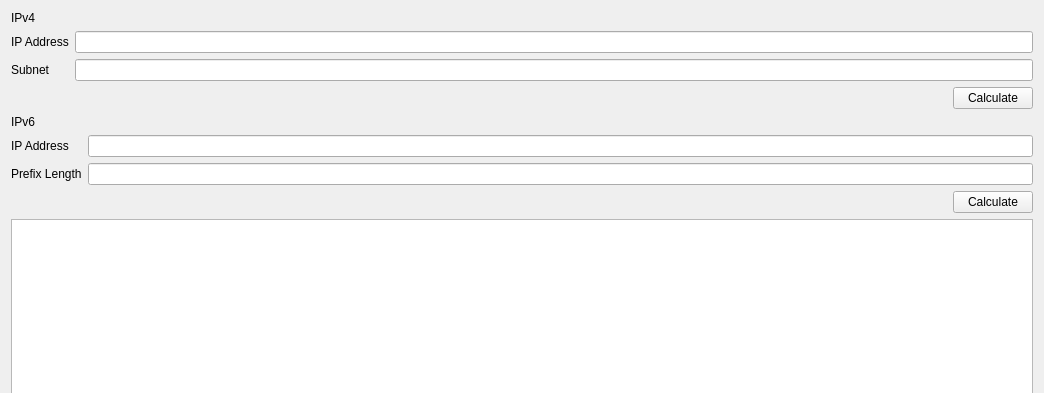
Above: src/widgets/ipsubnetcalculator.ui from N1vn0vem8er/cutetoolbox before the change; both pictures show x 0 to 1044 and y 0 to 393 of the 1044 by 737 pixel window. Below: the same form after it.
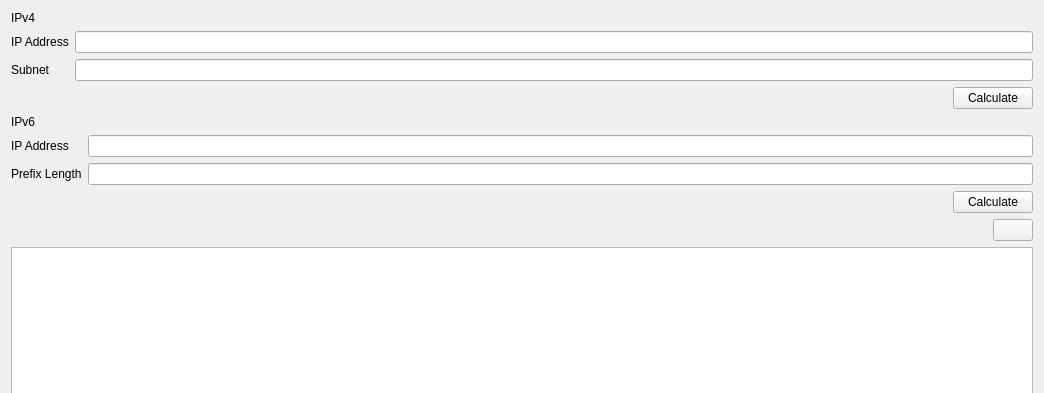
That is the form after the change. Icons and pictures are not drawn.

Commit message: Implemented saving csv

Patch:
```diff
--- a/src/widgets/ipsubnetcalculator.ui
+++ b/src/widgets/ipsubnetcalculator.ui
@@ -124,6 +124,33 @@
      </item>
     </layout>
    </item>
+   <item>
+    <layout class="QHBoxLayout" name="horizontalLayout_3">
+     <item>
+      <spacer name="horizontalSpacer_3">
+       <property name="orientation">
+        <enum>Qt::Orientation::Horizontal</enum>
+       </property>
+       <property name="sizeHint" stdset="0">
+        <size>
+         <width>40</width>
+         <height>20</height>
+        </size>
+       </property>
+      </spacer>
+     </item>
+     <item>
+      <widget class="QPushButton" name="saveButton">
+       <property name="text">
+        <string/>
+       </property>
+       <property name="icon">
+        <iconset theme="QIcon::ThemeIcon::DocumentSaveAs"/>
+       </property>
+      </widget>
+     </item>
+    </layout>
+   </item>
    <item>
     <widget class="QTableView" name="resultsTableView"/>
    </item>
```
The commit also changes 2 other files.
